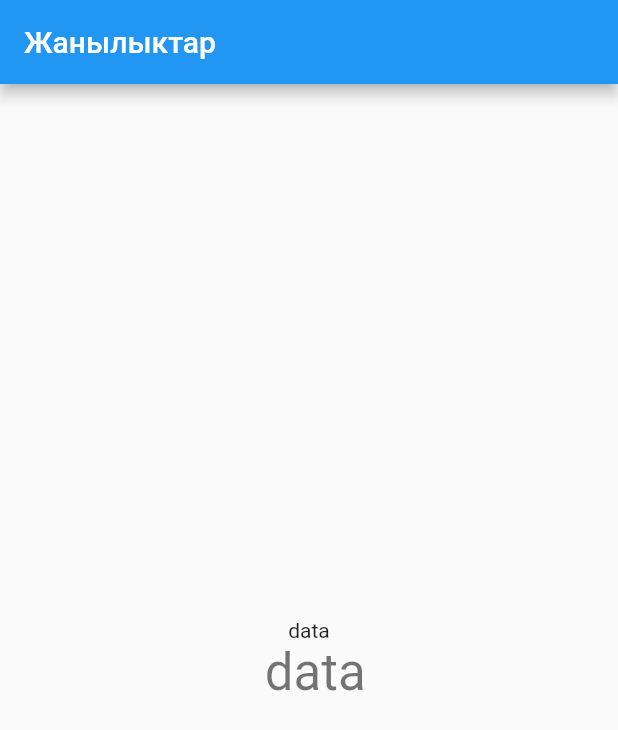
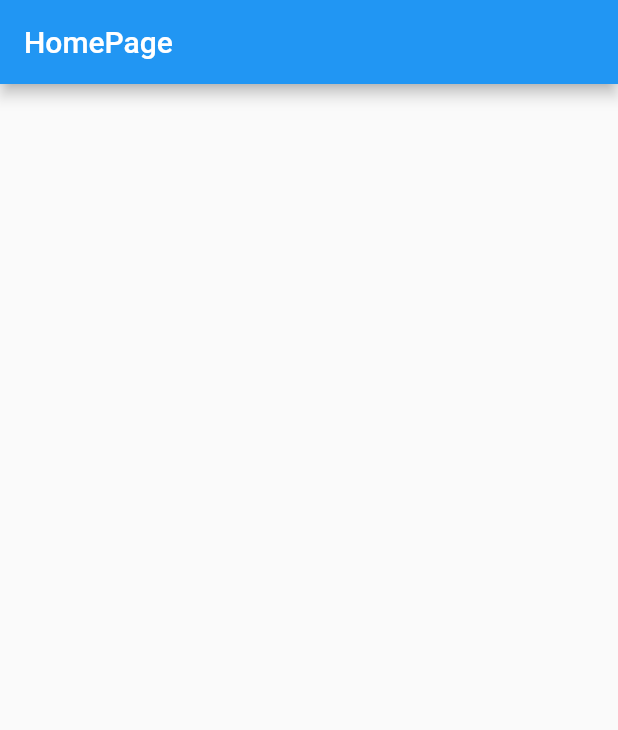
Before and after one commit to kgleader/BLOC, a Flutter app: the screen it shows after launch, on a phone screen of 412 x 824 dp. Shown: the top 730 px of the screen. Run offline on Flutter 3.47's test engine with Material 2 defaults, Android fonts, the phone set to English and light mode, and no system bars; our stand-ins replace equatable, flutter_bloc; statements that could not run were skipped.

```diff
--- a/lib/app.dart
+++ b/lib/app/app.dart
@@ -1,5 +1,6 @@
-import 'package:bbc_news/views/home_view.dart';
 import 'package:flutter/material.dart';
+
+import '../home/home_page.dart';
 
 class MyApp extends StatelessWidget {
   const MyApp({super.key});
@@ -11,7 +12,7 @@ class MyApp extends StatelessWidget {
       theme: ThemeData(
         primarySwatch: Colors.blue,
       ),
-      home: const HomePage(title: 'Жанылыктар'),
+      home: const HomePage(title: 'Flutter Demo Home Page'),
     );
   }
 }
--- /dev/null
+++ b/lib/constants/api_const.dart
@@ -0,0 +1,4 @@
+class ApiConst {
+  static String weatherByCityName(String name) =>
+      'https://api.openweathermap.org/data/2.5/weather?q=$name,&appid=41aa18abb8974c0ea27098038f6feb1b';
+}
--- a/lib/constants/app_text_style.dart
+++ /dev/null
@@ -1 +0,0 @@
-class Apptext {}
--- /dev/null
+++ b/lib/cubit/weather_cubit.dart
@@ -0,0 +1,16 @@
+import 'package:equatable/equatable.dart';
+import 'package:flutter_bloc/flutter_bloc.dart';
+import 'package:weather_bloc/models/weather_response.dart';
+import 'package:weather_bloc/services/fetch_weather.dart';
+
+part 'weather_state.dart';
+
+class WeatherCubit extends Cubit<WeatherState> {
+  WeatherCubit(this.service) : super(WeatherInitial());
+
+  final WeatherService service;
+
+  Future<void> getWeatherByCityName(String cityName) async {
+    final data = await service.getWeatherByCityName(cityName);
+  }
+}
--- /dev/null
+++ b/lib/cubit/weather_state.dart
@@ -0,0 +1,22 @@
+part of 'weather_cubit.dart';
+
+abstract class WeatherState extends Equatable {
+  const WeatherState();
+
+  @override
+  List<Object> get props => [];
+}
+
+class WeatherInitial extends WeatherState {}
+
+class WeatherLoading extends WeatherState {}
+
+class WeatherSuccess extends WeatherState {
+  const WeatherSuccess(this.weatherResponse);
+  final WeatherResponse weatherResponse;
+}
+
+class WeatherError extends WeatherState {
+  const WeatherError(this.errorText);
+  final String errorText;
+}
--- /dev/null
+++ b/lib/home/home_page.dart
@@ -0,0 +1,40 @@
+import 'package:flutter/material.dart';
+import 'package:flutter_bloc/flutter_bloc.dart';
+import 'package:weather_bloc/services/fetch_weather.dart';
+
+import '../cubit/weather_cubit.dart';
+
+class HomePage extends StatelessWidget {
+  const HomePage({super.key, required String title});
+
+  @override
+  Widget build(BuildContext context) {
+    return BlocProvider(
+      create: (context) => WeatherCubit(weatherService),
+      child: const HomeView(),
+    );
+  }
+}
+
+class HomeView extends StatefulWidget {
+  const HomeView({Key? key}) : super(key: key);
+
+  @override
+  State<HomeView> createState() => _HomeViewState();
+}
+
+class _HomeViewState extends State<HomeView> {
+  @override
+  void initState() {
+    context.read<WeatherCubit>.getWeatherByCityName('Bishek');
+    super.initState();
+  }
+
+  Widget build(BuildContext context) {
+    return Scaffold(
+      appBar: AppBar(
+        title: const Text('HomePage'),
+      ),
+    );
+  }
+}
--- a/lib/main.dart
+++ b/lib/main.dart
@@ -1,6 +1,6 @@
 import 'package:flutter/material.dart';
 
-import 'app.dart';
+import 'app/app.dart';
 
 void main() {
   runApp(const MyApp());
--- a/lib/views/home_view.dart
+++ /dev/null
@@ -1,35 +0,0 @@
-import 'package:flutter/material.dart';
-
-class HomePage extends StatefulWidget {
-  const HomePage({super.key, required this.title});
-
-  final String title;
-
-  @override
-  State<HomePage> createState() => _HomePageState();
-}
-
-class _HomePageState extends State<HomePage> {
-  @override
-  Widget build(BuildContext context) {
-    return Scaffold(
-      appBar: AppBar(
-        title: Text(widget.title),
-      ),
-      body: Center(
-        child: Column(
-          mainAxisAlignment: MainAxisAlignment.center,
-          children: <Widget>[
-            const Text(
-              'data',
-            ),
-            Text(
-              ' data',
-              style: Theme.of(context).textTheme.headline4,
-            ),
-          ],
-        ),
-      ),
-    );
-  }
-}
--- a/pubspec.yaml
+++ b/pubspec.yaml
@@ -1,4 +1,4 @@
-name: bbc_news
+name: weather_bloc
 description: A new Flutter project.
 
 publish_to: 'none'
@@ -13,7 +13,9 @@ dependencies:
     sdk: flutter
 
   cupertino_icons: ^1.0.2
-  share_plus: ^6.3.0
+  http: ^0.13.5
+  flutter_bloc: ^8.1.1
+  equatable: ^2.0.5
 
 dev_dependencies:
   flutter_test:
```
Also changed, not shown: lib/models/main_model.dart (added, +21 -0 lines), lib/models/weather.dart (added, +23 -0 lines), lib/models/weather_response.dart (added, +30 -0 lines), lib/services/fetch_weather.dart (added, +38 -0 lines), lib/constants/app_color.dart (deleted), lib/theme_data.dart (deleted), pubspec.lock, 5 other files.
